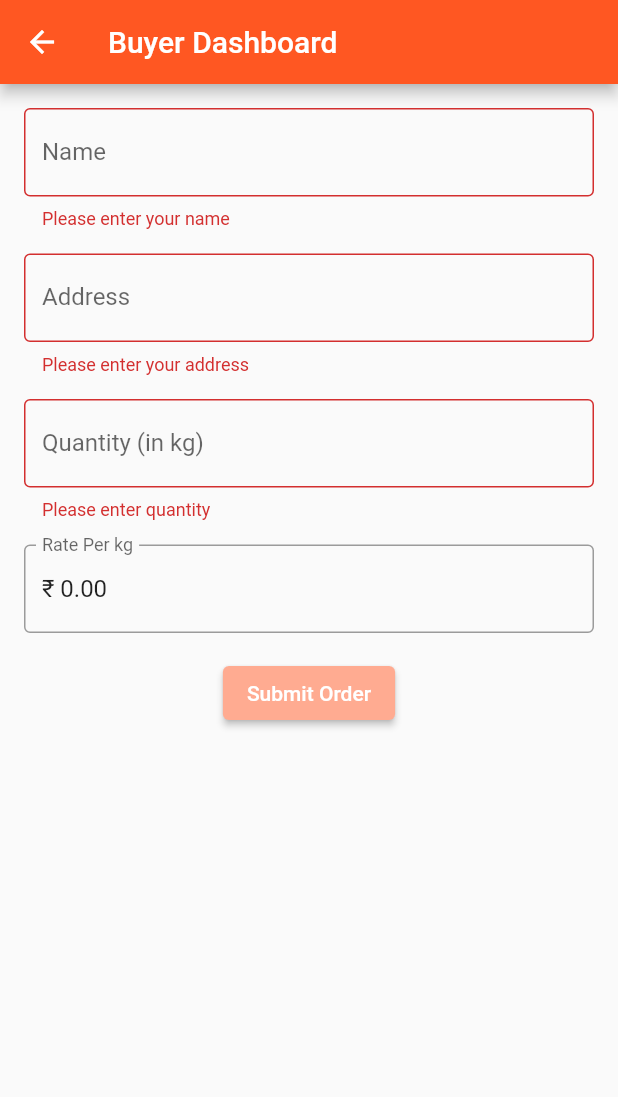
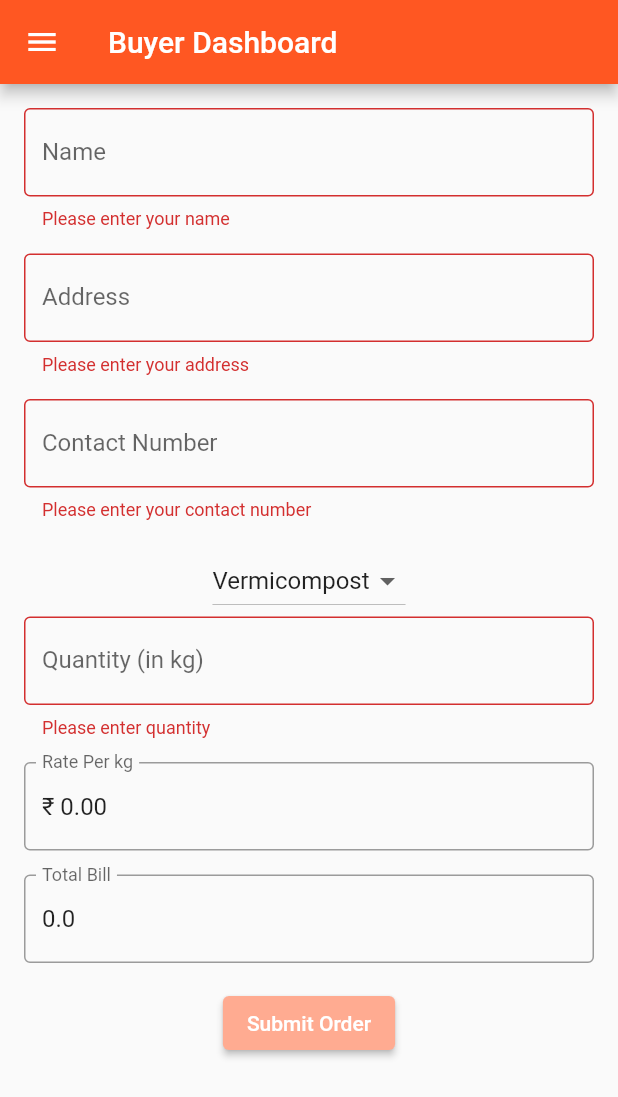
Before and after one commit to lhaseatharva/waste2wealth, a Flutter app: the BuyerDashboard screen opened by its route, after a tap on "Submit Order", on a phone screen of 412 x 824 dp. Shown: the top 1097 px of the screen. Run offline on Flutter 3.47's test engine with Material 2 defaults, Android fonts, the phone set to English and light mode, and no system bars; our stand-ins replace carousel_slider, cloud_firestore, firebase_auth, firebase_core; accounts and stored records are empty.

Commit message:
Major Changes

```diff
--- a/lib/BuyerDashboard.dart
+++ b/lib/BuyerDashboard.dart
@@ -1,5 +1,7 @@
 import 'package:flutter/material.dart';
+import 'package:firebase_auth/firebase_auth.dart';
 import 'package:cloud_firestore/cloud_firestore.dart';
+import 'package:waste2wealth/LoginPage.dart';
 
 void main() {
   runApp(MaterialApp(
@@ -16,25 +18,31 @@ class _BuyerDashboardState extends State<BuyerDashboard> {
   final _formKey = GlobalKey<FormState>();
   final _nameController = TextEditingController();
   final _addressController = TextEditingController();
+  final _contactNumberController = TextEditingController();
   final _quantityController = TextEditingController();
+  final _totalBillController = TextEditingController();
   double ratePerKg = 0.0;
+  String selectedCompostType = 'Vermicompost'; // Default value
+  String? userEmail; // User's email
 
   @override
   void initState() {
     super.initState();
-    _loadRatePerKg(); // Fetch rate per kg from Firestore
+    _loadRatePerKg();
+    _loadUserEmail(); // Retrieve the user's email
+    _totalBillController.text = '0.0';
   }
 
   Future<void> _loadRatePerKg() async {
     try {
       final rateDoc = await FirebaseFirestore.instance
-          .collection('stock')
-          .doc('stock_data')
+          .collection('compost_stock')
+          .doc(selectedCompostType)
           .get();
 
       if (rateDoc.exists) {
         final rateData = rateDoc.data() as Map<String, dynamic>;
-        final rate = rateData['rate'] as num?;
+        final rate = rateData['pricePerKg'] as num?;
 
         if (rate != null) {
           setState(() {
@@ -47,97 +55,13 @@ class _BuyerDashboardState extends State<BuyerDashboard> {
     }
   }
 
-  @override
-  Widget build(BuildContext context) {
-    return Scaffold(
-      appBar: AppBar(
-        backgroundColor: Colors.deepOrange,
-        title: Text('Buyer Dashboard'),
-      ),
-      body: Padding(
-        padding: const EdgeInsets.all(16.0),
-        child: Form(
-          key: _formKey, // Set the form key
-          child: Column(
-            children: <Widget>[
-              TextFormField(
-                controller: _nameController,
-                decoration: InputDecoration(
-                  labelText: 'Name',
-                  border: OutlineInputBorder(),
-                ),
-                validator: (value) {
-                  if (value!.isEmpty) {
-                    return 'Please enter your name';
-                  }
-                  return null;
-                },
-              ),
-              SizedBox(height: 16), // Add separation
-              TextFormField(
-                controller: _addressController,
-                decoration: InputDecoration(
-                  labelText: 'Address',
-                  border: OutlineInputBorder(),
-                ),
-                validator: (value) {
-                  if (value!.isEmpty) {
-                    return 'Please enter your address';
-                  }
-                  return null;
-                },
-              ),
-              SizedBox(height: 16), // Add separation
-              TextFormField(
-                controller: _quantityController,
-                decoration: InputDecoration(
-                  labelText: 'Quantity (in kg)',
-                  border: OutlineInputBorder(),
-                ),
-                keyboardType: TextInputType.number,
-                onChanged: (value) {
-                  // Calculate amount based on quantity and rate per kg
-                  double quantity = double.tryParse(value) ?? 0.0;
-                  double amount = quantity * ratePerKg; // Calculate amount
-                  _quantityController.text = amount.toStringAsFixed(2);
-                },
-                validator: (value) {
-                  if (value!.isEmpty) {
-                    return 'Please enter quantity';
-                  }
-                  return null;
-                },
-              ),
-              SizedBox(height: 16), // Add separation
-              TextFormField(
-                controller: TextEditingController(
-                  text: '₹ ${ratePerKg.toStringAsFixed(2)}',
-                ), // Rate per kg as a label
-                readOnly: true, // Make it non-editable
-                decoration: InputDecoration(
-                  labelText: 'Rate Per kg',
-                  border: OutlineInputBorder(),
-                ),
-              ),
-              SizedBox(height: 16), // Add separation
-              ElevatedButton(
-                onPressed: () {
-                  // Check if the form is valid before displaying the confirmation dialog
-                  if (_formKey.currentState!.validate()) {
-                    _showConfirmationDialog();
-                  }
-                },
-                style: ButtonStyle(
-                  backgroundColor: MaterialStateProperty.all(
-                      Colors.deepOrange.shade200), // Button color
-                ),
-                child: Text('Submit Order'),
-              ),
-            ],
-          ),
-        ),
-      ),
-    );
+  Future<void> _loadUserEmail() async {
+    final user = FirebaseAuth.instance.currentUser;
+    if (user != null) {
+      setState(() {
+        userEmail = user.email;
+      });
+    }
   }
 
   void _showConfirmationDialog() {
@@ -151,20 +75,21 @@ class _BuyerDashboardState extends State<BuyerDashboard> {
             crossAxisAlignment: CrossAxisAlignment.start,
             children: <Widget>[
               Text('Rate per kg: ₹ ${ratePerKg.toStringAsFixed(2)}'),
-              Text('Amount to be paid: ₹ ${_quantityController.text}'),
+              Text('Amount to be paid: ₹ ${_totalBillController.text}'),
+              Text('Contact Number: ${_contactNumberController.text}'),
             ],
           ),
           actions: <Widget>[
             TextButton(
               onPressed: () {
-                Navigator.of(context).pop(); // Close the dialog
+                Navigator.of(context).pop();
               },
               child: Text('No'),
             ),
             ElevatedButton(
               onPressed: () {
-                _submitOrder(); // Handle order submission
-                Navigator.of(context).pop(); // Close the dialog
+                _submitOrder();
+                Navigator.of(context).pop();
               },
               style: ButtonStyle(
                 backgroundColor:
@@ -179,25 +104,35 @@ class _BuyerDashboardState extends State<BuyerDashboard> {
   }
 
   void _submitOrder() async {
-    // Prepare order data
     final orderData = {
       'name': _nameController.text,
       'address': _addressController.text,
+      'typeOfCompost': selectedCompostType,
       'quantity': double.parse(_quantityController.text),
-      'ratePerKg': ratePerKg,
-      'amount': double.parse(_quantityController.text), // Amount as a double
+      'totalBill': double.parse(_totalBillController.text),
+      'contactNumber':
+          _contactNumberController.text, // Include the contact number
     };
 
     try {
-      // Add the order to the "orders" collection in Firestore
-      await FirebaseFirestore.instance.collection('orders').add(orderData);
+      await FirebaseFirestore.instance
+          .collection('compost_orders')
+          .add(orderData);
 
-      // Clear form fields
+      await FirebaseFirestore.instance
+          .collection('compost_stock')
+          .doc(selectedCompostType)
+          .update({
+        'quantity':
+            FieldValue.increment(-double.parse(_quantityController.text)),
+      });
+
       _nameController.clear();
       _addressController.clear();
       _quantityController.clear();
+      _contactNumberController.clear();
+      _totalBillController.text = '0.0';
 
-      // Show a success message or navigate to a success screen
       showDialog(
         context: context,
         builder: (BuildContext context) {
@@ -235,4 +170,181 @@ class _BuyerDashboardState extends State<BuyerDashboard> {
       );
     }
   }
+
+  @override
+  Widget build(BuildContext context) {
+    return Scaffold(
+      appBar: AppBar(
+        backgroundColor: Colors.deepOrange,
+        title: Text('Buyer Dashboard'),
+      ),
+      drawer: Drawer(
+        child: ListView(
+          padding: EdgeInsets.zero,
+          children: <Widget>[
+            UserAccountsDrawerHeader(
+              accountEmail: userEmail != null ? Text(userEmail!) : null,
+              currentAccountPicture: CircleAvatar(
+                child: Icon(Icons.person),
+                backgroundColor: Colors.deepOrange,
+              ),
+              decoration: BoxDecoration(
+                color: Colors.deepOrange,
+              ),
+              accountName: null,
+            ),
+            ListTile(
+              title: Text('My Orders'),
+              leading: Icon(Icons.shopping_cart),
+              onTap: () {
+                // Handle "My Orders" option
+                // Add your code to navigate to the orders page.
+                Navigator.pop(context); // Close the drawer
+              },
+            ),
+            ListTile(
+              title: Text('Log Out'),
+              leading: Icon(Icons.exit_to_app),
+              onTap: _logOut, // Call the log out function when pressed
+            ),
+          ],
+        ),
+      ),
+      body: Padding(
+        padding: const EdgeInsets.all(16.0),
+        child: Form(
+          key: _formKey,
+          child: Column(
+            children: <Widget>[
+              TextFormField(
+                controller: _nameController,
+                decoration: InputDecoration(
+                  labelText: 'Name',
+                  border: OutlineInputBorder(),
+                ),
+                validator: (value) {
+                  if (value!.isEmpty) {
+                    return 'Please enter your name';
+                  }
+                  return null;
+                },
+              ),
+              SizedBox(height: 16),
+              TextFormField(
+                controller: _addressController,
+                decoration: InputDecoration(
+                  labelText: 'Address',
+                  border: OutlineInputBorder(),
+                ),
+                validator: (value) {
+                  if (value!.isEmpty) {
+                    return 'Please enter your address';
+                  }
+                  return null;
+                },
+              ),
+              SizedBox(height: 16),
+              TextFormField(
+                controller: _contactNumberController,
+                decoration: InputDecoration(
+                  labelText: 'Contact Number', // Add contact number field
+                  border: OutlineInputBorder(),
+                ),
+                keyboardType: TextInputType.phone,
+                validator: (value) {
+                  if (value!.isEmpty) {
+                    return 'Please enter your contact number';
+                  }
+                  return null;
+                },
+              ),
+              SizedBox(height: 16),
+              DropdownButton<String>(
+                value: selectedCompostType,
+                onChanged: (String? newValue) {
+                  setState(() {
+                    selectedCompostType = newValue!;
+                    _loadRatePerKg();
+                  });
+                },
+                items: <String>['Vermicompost', 'Organic']
+                    .map<DropdownMenuItem<String>>((String value) {
+                  return DropdownMenuItem<String>(
+                    value: value,
+                    child: Text(value),
+                  );
+                }).toList(),
+              ),
+              TextFormField(
+                controller: _quantityController,
+                decoration: InputDecoration(
+                  labelText: 'Quantity (in kg)',
+                  border: OutlineInputBorder(),
+                ),
+                keyboardType: TextInputType.number,
+                onChanged: (value) {
+                  double quantity = double.tryParse(value) ?? 0.0;
+                  double amount = quantity * ratePerKg;
+                  _totalBillController.text = amount.toStringAsFixed(2);
+                },
+                validator: (value) {
+                  if (value!.isEmpty) {
+                    return 'Please enter quantity';
+                  }
+                  return null;
+                },
+              ),
+              SizedBox(height: 16),
+              TextFormField(
+                controller: TextEditingController(
+                  text: '₹ ${ratePerKg.toStringAsFixed(2)}',
+                ),
+                readOnly: true,
+                decoration: InputDecoration(
+                  labelText: 'Rate Per kg',
+                  border: OutlineInputBorder(),
+                ),
+              ),
+              SizedBox(height: 16),
+              TextFormField(
+                controller: _totalBillController,
+                readOnly: true,
+                decoration: InputDecoration(
+                  labelText: 'Total Bill',
+                  border: OutlineInputBorder(),
+                ),
+              ),
+              SizedBox(height: 16),
+              ElevatedButton(
+                onPressed: () {
+                  if (_formKey.currentState!.validate()) {
+                    _showConfirmationDialog();
+                  }
+                },
+                style: ButtonStyle(
+                  backgroundColor:
+                      MaterialStateProperty.all(Colors.deepOrange.shade200),
+                ),
+                child: Text('Submit Order'),
+              ),
+            ],
+          ),
+        ),
+      ),
+    );
+  }
+
+  void _logOut() async {
+    try {
+      await FirebaseAuth.instance.signOut();
+      Navigator.pushReplacement(
+        context,
+        MaterialPageRoute(
+          builder: (context) => LoginPage(), // Navigate to your login page
+        ),
+      );
+    } catch (e) {
+      print('Error during log out: $e');
+    }
+  }
 }
```
Also changed, not shown: lib/AdminPanel.dart (+14 -4 lines), lib/LoginPage.dart (+19 -9 lines).
